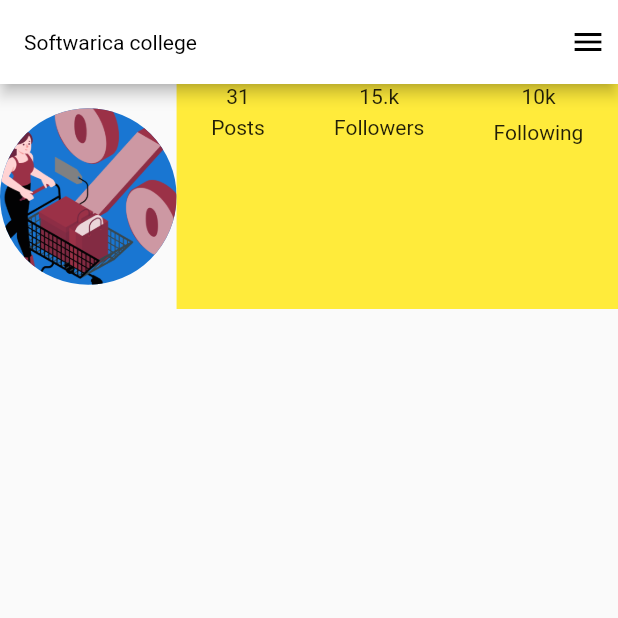
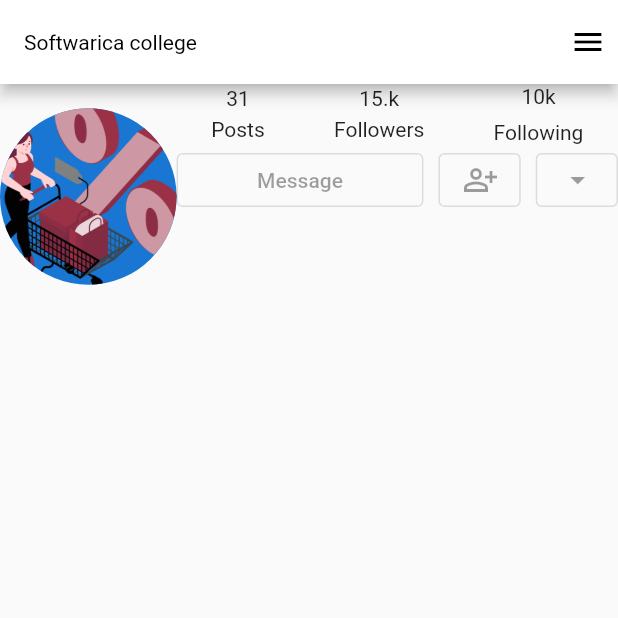
Before and after one commit to Sprajapati123/Batch33B, a Flutter app: the screen it shows after launch, on a phone screen of 412 x 824 dp, the top half of it. Run offline on Flutter 3.47's test engine with Material 2 defaults, Android fonts, the phone set to English and light mode, and no system bars.

Commit message:
instagram header

```diff
--- a/lib/dashboard/dashboard_screen.dart
+++ b/lib/dashboard/dashboard_screen.dart
@@ -37,9 +37,10 @@ class _DashBoardScreenState extends State<DashBoardScreen> {
               Expanded(
                 flex: 5,
                 child: Container(
-                  color: Colors.yellow,
                   height: 150,
-                  child: Row(
+                  child: Column(
+                    children: [
+                      Row(
                         mainAxisAlignment: MainAxisAlignment.spaceAround,
                         children: [
                           Column(
@@ -72,6 +73,23 @@ class _DashBoardScreenState extends State<DashBoardScreen> {
                           ),
                         ],
                       ),
+                      Row(
+                        children: const [
+                          Expanded(
+                              flex: 3,
+                              child: OutlinedButton(onPressed: null, child: Text("Message"))),
+                          SizedBox(width: 10,),
+                          Expanded(
+                              flex: 1,
+                              child: OutlinedButton(onPressed: null, child: Icon(Icons.person_add_alt_outlined))),
+                          SizedBox(width: 10,),
+                          Expanded(
+                              flex: 1,
+                              child: OutlinedButton(onPressed: null, child: Icon(Icons.arrow_drop_down))),
+                        ],
+                      )
+                    ],
+                  ),
                 ),
               ),
             ],
```
Lines whose indentation alone changed are shown as unchanged.
